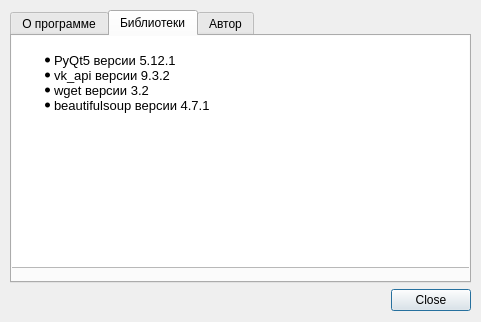
The window that gui/about_dialog.ui (qwertyadrian/vk-music-downloader) describes before a commit, drawn with Qt 5.
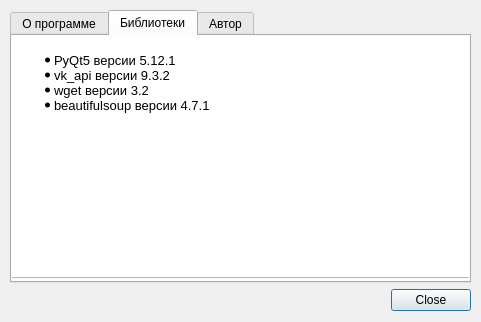
The same window after the commit. The open tabs and pages were chosen to show the change.

Commit message: Removed unused code UI fixes

```diff
--- a/gui/about_dialog.ui
+++ b/gui/about_dialog.ui
@@ -80,7 +80,7 @@
           <x>-3</x>
           <y>-3</y>
           <width>463</width>
-          <height>235</height>
+          <height>245</height>
          </rect>
         </property>
         <property name="html">
```
Left out of the diff: 2 changed lines with no effect on the pictures. The commit also changes 2 other files.
